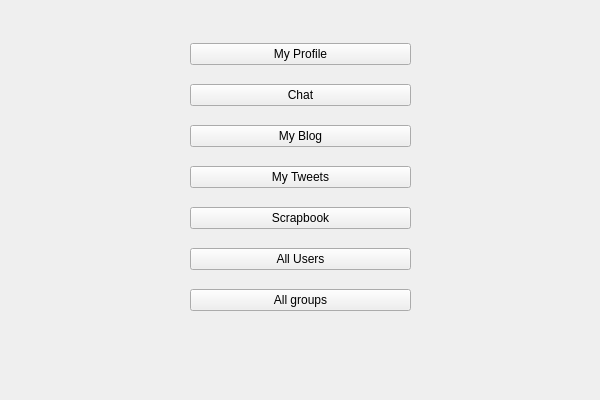
thanhmvu/RocketRapport, file GUI/mainmenu.ui: the form before one commit.
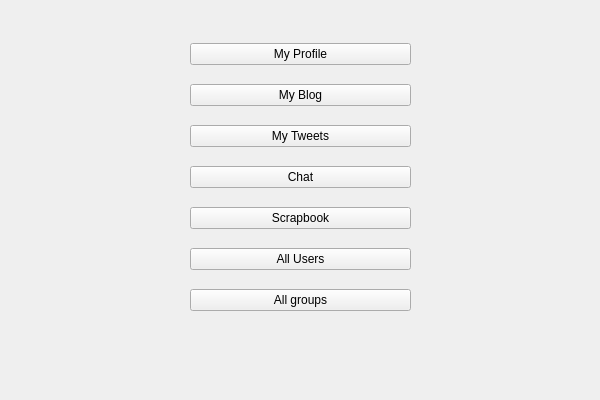
The form after the commit.

```diff
--- a/GUI/mainmenu.ui
+++ b/GUI/mainmenu.ui
@@ -13,7 +13,7 @@
   <property name="windowTitle">
    <string>Form</string>
   </property>
-  <widget class="QWidget" name="">
+  <widget class="QWidget" name="layoutWidget">
    <property name="geometry">
     <rect>
      <x>190</x>
@@ -30,13 +30,6 @@
       </property>
      </widget>
     </item>
-    <item>
-     <widget class="QPushButton" name="pushButton_chat">
-      <property name="text">
-       <string>Chat</string>
-      </property>
-     </widget>
-    </item>
     <item>
      <widget class="QPushButton" name="pushButton_blog">
       <property name="text">
@@ -51,6 +44,13 @@
       </property>
      </widget>
     </item>
+    <item>
+     <widget class="QPushButton" name="pushButton_chat">
+      <property name="text">
+       <string>Chat</string>
+      </property>
+     </widget>
+    </item>
     <item>
      <widget class="QPushButton" name="pushButton_scrapbook">
       <property name="text">
```
